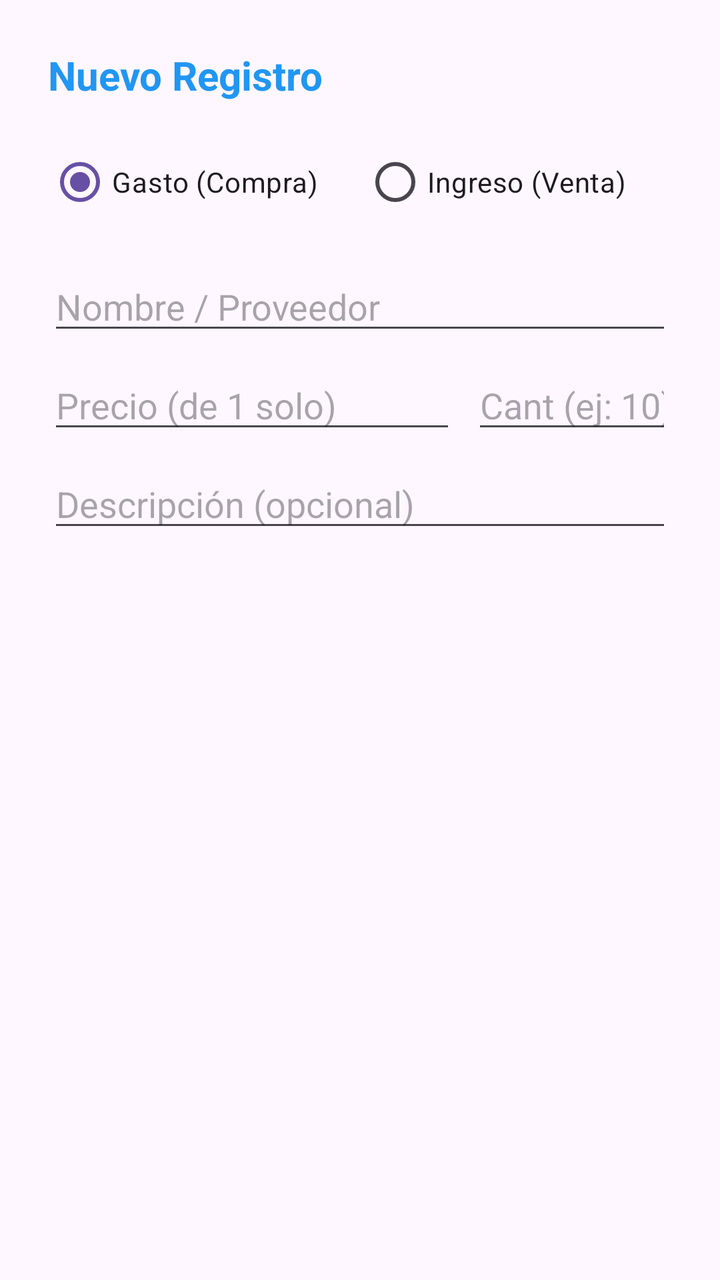
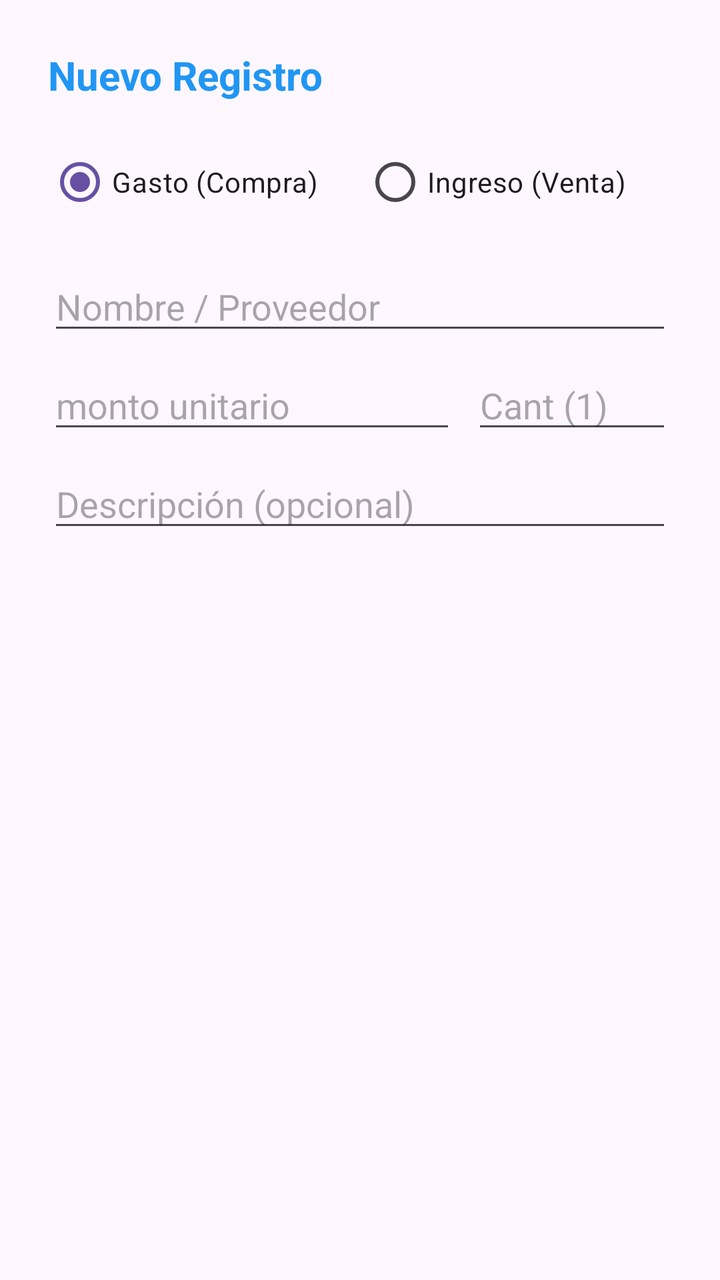

Before-and-after screenshots of an Android layout around one commit, followed by the original layout XML and the change that was made.
<!-- AndroidManifest.xml: application theme Theme.LGW -->
<!-- res/layout/dialog_agregar_gasto.xml -->
<?xml version="1.0" encoding="utf-8"?>
<LinearLayout xmlns:android="http://schemas.android.com/apk/res/android"
              android:layout_width="match_parent"
              android:layout_height="wrap_content"
              android:orientation="vertical"
              android:padding="24dp">

    <TextView
            android:layout_width="match_parent"
            android:layout_height="wrap_content"
            android:text="Nuevo Registro"
            android:textSize="20sp"
            android:textStyle="bold"
            android:textColor="#2196F3"
            android:layout_marginBottom="16dp"/>

    <RadioGroup
            android:id="@+id/rg_tipo_transaccion"
            android:layout_width="match_parent"
            android:layout_height="wrap_content"
            android:orientation="horizontal"
            android:layout_marginBottom="16dp">

        <RadioButton
                android:id="@+id/rb_compra"
                android:layout_width="wrap_content"
                android:layout_height="wrap_content"
                android:text="Gasto (Compra)"
                android:checked="true"
                android:layout_weight="1"/>

        <RadioButton
                android:id="@+id/rb_venta"
                android:layout_width="wrap_content"
                android:layout_height="wrap_content"
                android:text="Ingreso (Venta)"
                android:layout_weight="1"/>
    </RadioGroup>

    <EditText
            android:id="@+id/et_nuevo_proveedor"
            android:layout_width="match_parent"
            android:layout_height="wrap_content"
            android:hint="Nombre / Proveedor"
            android:inputType="textCapSentences"
            android:layout_marginBottom="8dp"/>

    <LinearLayout
            android:layout_width="match_parent"
            android:layout_height="wrap_content"
            android:orientation="horizontal"
            android:layout_marginBottom="8dp">

        <EditText
                android:id="@+id/et_nuevo_monto"
                android:layout_width="0dp"
                android:layout_weight="1"
                android:layout_height="wrap_content"
                android:hint="Precio (de 1 solo)"
                android:inputType="numberDecimal"/>

        <EditText
                android:id="@+id/et_nueva_cantidad"
                android:layout_width="100dp"
                android:layout_height="wrap_content"
                android:hint="Cant (ej: 10)"
                android:inputType="number"
                android:layout_marginStart="8dp"/>
    </LinearLayout>

    <EditText
            android:id="@+id/et_nueva_descripcion"
            android:layout_width="match_parent"
            android:layout_height="wrap_content"
            android:hint="Descripción (opcional)"
            android:inputType="textCapSentences"/>

</LinearLayout>
<!-- resources referenced by this layout -->
<resources>
  <style name="Theme.LGW" parent="Base.Theme.LGW" />
  <style name="Base.Theme.LGW" parent="Theme.Material3.DayNight.NoActionBar">
          
          
      </style>
</resources>

<!-- the commit's change to res/layout/dialog_agregar_gasto.xml (unified diff, before → after) -->
@@ -56,14 +56,14 @@
                 android:layout_width="0dp"
                 android:layout_weight="1"
                 android:layout_height="wrap_content"
-                android:hint="Precio (de 1 solo)"
+                android:hint="monto unitario"
                 android:inputType="numberDecimal"/>
 
         <EditText
                 android:id="@+id/et_nueva_cantidad"
                 android:layout_width="100dp"
                 android:layout_height="wrap_content"
-                android:hint="Cant (ej: 10)"
+                android:hint="Cant (1)"
                 android:inputType="number"
                 android:layout_marginStart="8dp"/>
     </LinearLayout>
